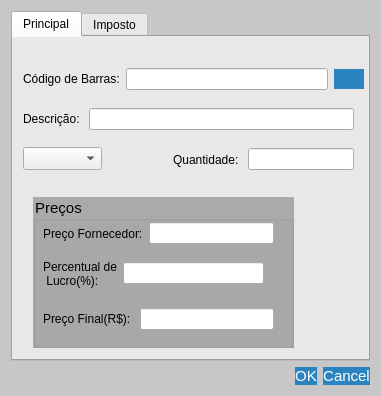
Qt form alterarproduto.ui (GabR36/QEstoqueLoja) before a commit.
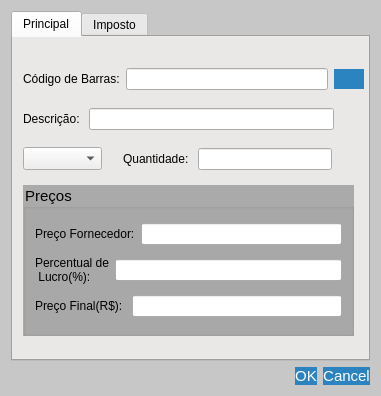
The same form after that commit. The open tabs and pages were chosen to show the change. Custom widgets are drawn as their Qt base class.

What changed in the file:
```diff
--- a/alterarproduto.ui
+++ b/alterarproduto.ui
@@ -164,7 +164,7 @@
         <rect>
          <x>10</x>
          <y>70</y>
-         <width>331</width>
+         <width>311</width>
          <height>24</height>
         </rect>
        </property>
@@ -184,10 +184,10 @@
       <widget class="QWidget" name="layoutWidget">
        <property name="geometry">
         <rect>
-         <x>160</x>
-         <y>100</y>
-         <width>181</width>
-         <height>45</height>
+         <x>110</x>
+         <y>110</y>
+         <width>209</width>
+         <height>24</height>
         </rect>
        </property>
        <layout class="QHBoxLayout" name="horizontalLayout_2">
@@ -222,24 +222,31 @@
       <widget class="QGroupBox" name="groupBox">
        <property name="geometry">
         <rect>
-         <x>20</x>
-         <y>160</y>
-         <width>261</width>
+         <x>10</x>
+         <y>148</y>
+         <width>331</width>
          <height>151</height>
         </rect>
        </property>
        <property name="title">
         <string>Preços</string>
        </property>
-       <widget class="QWidget" name="layoutWidget_2">
-        <property name="geometry">
-         <rect>
-          <x>10</x>
-          <y>60</y>
-          <width>221</width>
-          <height>33</height>
-         </rect>
-        </property>
+       <layout class="QVBoxLayout" name="verticalLayout_2">
+        <item>
+         <layout class="QHBoxLayout" name="horizontalLayout_9">
+          <item>
+           <widget class="QLabel" name="label_8">
+            <property name="text">
+             <string>Preço Fornecedor:</string>
+            </property>
+           </widget>
+          </item>
+          <item>
+           <widget class="CustomLineEdit" name="Ledit_AltPrecoFornecedor"/>
+          </item>
+         </layout>
+        </item>
+        <item>
         <layout class="QHBoxLayout" name="horizontalLayout_8">
          <item>
           <widget class="QLabel" name="label_9">
@@ -253,38 +260,8 @@
           <widget class="QLineEdit" name="Ledit_AltPercentualLucro"/>
          </item>
         </layout>
-       </widget>
-       <widget class="QWidget" name="layoutWidget_3">
-        <property name="geometry">
-         <rect>
-          <x>10</x>
-          <y>20</y>
-          <width>231</width>
-          <height>33</height>
-         </rect>
-        </property>
-        <layout class="QHBoxLayout" name="horizontalLayout_9">
-         <item>
-          <widget class="QLabel" name="label_8">
-           <property name="text">
-            <string>Preço Fornecedor:</string>
-           </property>
-          </widget>
          </item>
          <item>
-          <widget class="CustomLineEdit" name="Ledit_AltPrecoFornecedor"/>
-         </item>
-        </layout>
-       </widget>
-       <widget class="QWidget" name="layoutWidget">
-        <property name="geometry">
-         <rect>
-          <x>10</x>
-          <y>110</y>
-          <width>231</width>
-          <height>24</height>
-         </rect>
-        </property>
         <layout class="QHBoxLayout" name="horizontalLayout_3">
          <item>
           <widget class="QLabel" name="label_4">
@@ -297,7 +274,8 @@
           <widget class="QLineEdit" name="Ledit_AltPreco"/>
          </item>
         </layout>
-       </widget>
+        </item>
+       </layout>
       </widget>
      </widget>
      <widget class="QWidget" name="tab_2">
```
Left out of the diff: 59 changed lines with no effect on the pictures. Lines whose indentation alone changed are shown as unchanged.
